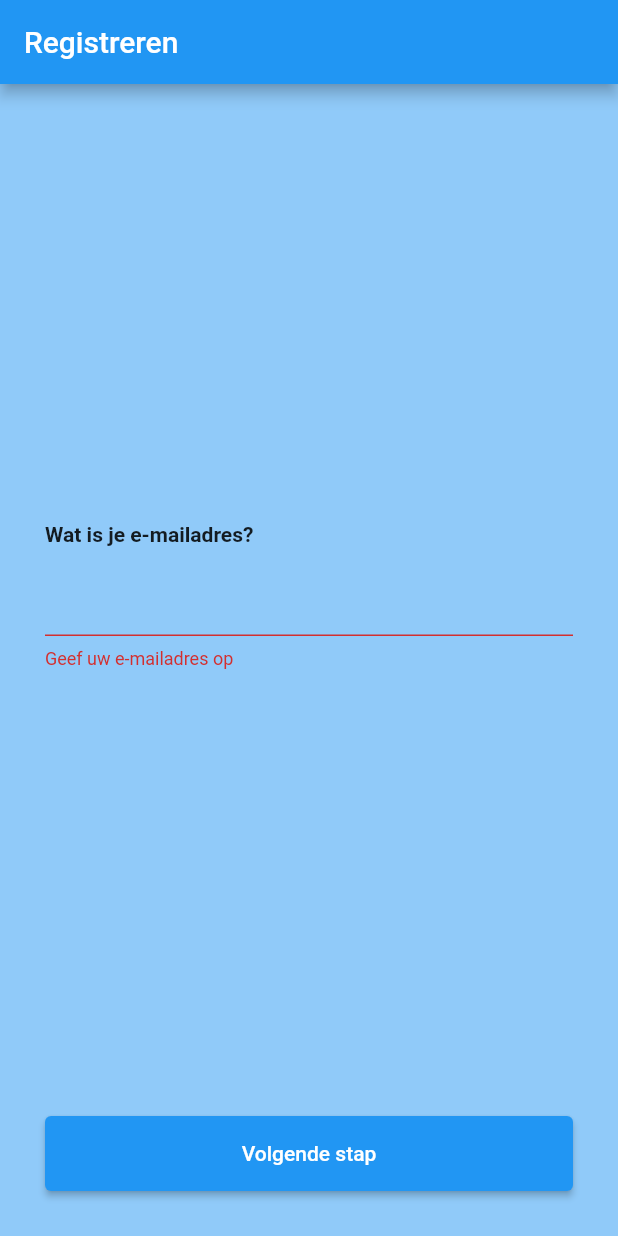
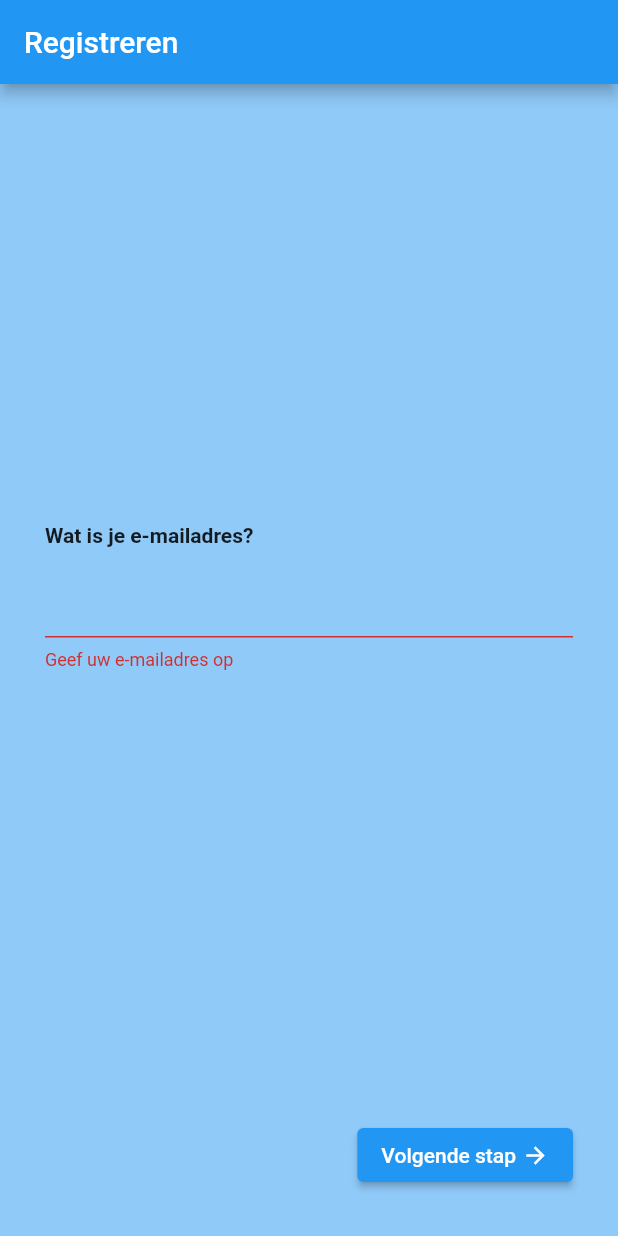
Before and after one commit to Iconica-Development/flutter_registration, a Flutter app: the screen it shows after launch, after a tap on "Volgende stap", on a phone screen of 412 x 824 dp. Run offline on Flutter 3.47's test engine with Material 2 defaults, Android fonts, the light colour scheme and no system bars.

Commit message:
refactor: go to previous step + email validation fix

```diff
--- a/lib/src/auth_screen.dart
+++ b/lib/src/auth_screen.dart
@@ -1,6 +1,5 @@
 import 'dart:collection';
 import 'package:flutter/material.dart';
-import 'package:flutter_registration/src/model/auth_action.dart';
 import 'package:flutter_registration/src/model/auth_field.dart';
 import 'package:flutter_registration/src/model/auth_step.dart';
 
@@ -10,7 +9,6 @@
     required this.steps,
     required this.submitBtnTitle,
     required this.onFinish,
-    this.actions,
     super.key,
   }) : assert(steps.length > 0, 'At least one step is required');
 
@@ -18,15 +16,16 @@
   final Function(HashMap<String, String>) onFinish;
   final List<AuthStep> steps;
   final String submitBtnTitle;
-  final List<AuthAction>? actions;
 
   @override
   State<AuthScreen> createState() => _AuthScreenState();
 }
 
 class _AuthScreenState extends State<AuthScreen> {
-  int _index = 0;
   final _formKey = GlobalKey<FormState>();
+  final _pageController = PageController();
+  final _animationDuration = const Duration(milliseconds: 300);
+  final _animationCurve = Curves.ease;
 
   @override
   Widget build(BuildContext context) {
@@ -37,7 +36,12 @@
       ),
       body: Form(
         key: _formKey,
-        child: Column(
+        child: PageView(
+          physics: const NeverScrollableScrollPhysics(),
+          controller: _pageController,
+          children: <Widget>[
+            for (AuthStep step in widget.steps)
+              Column(
                 mainAxisAlignment: MainAxisAlignment.spaceBetween,
                 children: [
                   const Spacer(),
@@ -48,9 +52,7 @@
                     ),
                     child: Column(
                       children: [
-                  Column(
-                    children: [
-                      for (AuthField field in widget.steps[_index].fields)
+                        for (AuthField field in step.fields)
                           Column(
                             crossAxisAlignment: CrossAxisAlignment.start,
                             children: [
@@ -70,28 +72,42 @@
                             ],
                           )
                       ],
-                  )
-                ],
                     ),
                   ),
                   const Spacer(),
                   Padding(
                     padding: const EdgeInsets.all(30.0),
-              child: Column(
+                    child: Row(
+                      mainAxisAlignment: widget.steps.first != step
+                          ? MainAxisAlignment.spaceBetween
+                          : MainAxisAlignment.end,
                       children: [
+                        if (widget.steps.first != step)
                           ElevatedButton(
-                    style: ElevatedButton.styleFrom(
-                      minimumSize: const Size.fromHeight(50),
+                            onPressed: () => _pageController.previousPage(
+                              duration: _animationDuration,
+                              curve: _animationCurve,
                             ),
+                            child: Row(
+                              children: [
+                                const Icon(
+                                  Icons.arrow_back,
+                                  size: 18,
+                                ),
+                                const Padding(
+                                  padding: EdgeInsets.only(left: 4.0),
+                                  child: Text('Vorige stap'),
+                                ),
+                              ],
+                            ),
+                          ),
+                        ElevatedButton(
                           onPressed: () {
                             if (!_formKey.currentState!.validate()) {
                               return;
                             }
-                      if (widget.steps.length > _index + 1) {
-                        setState(() {
-                          _index++;
-                        });
-                      } else {
+
+                            if (widget.steps.last == step) {
                               var values = HashMap<String, String>();
 
                               for (var step in widget.steps) {
@@ -101,27 +117,38 @@
                               }
 
                               widget.onFinish(values);
+                              return;
                             }
+
+                            _pageController.nextPage(
+                              duration: _animationDuration,
+                              curve: _animationCurve,
+                            );
                           },
-                    child: Text(
-                      widget.steps.length > _index + 1
-                          ? 'Volgende stap'
-                          : widget.submitBtnTitle,
+                          child: Row(
+                            children: [
+                              Text(
+                                widget.steps.last == step
+                                    ? widget.submitBtnTitle
+                                    : 'Volgende stap',
+                              ),
+                              const Padding(
+                                padding: EdgeInsets.only(left: 4.0),
+                                child: Icon(
+                                  Icons.arrow_forward,
+                                  size: 18,
                                 ),
                               ),
-                  for (AuthAction action in widget.actions ?? [])
-                    TextButton(
-                      style: ElevatedButton.styleFrom(
-                        minimumSize: const Size.fromHeight(40),
+                            ],
                           ),
-                      onPressed: action.onPress,
-                      child: Text(action.title),
                         ),
                       ],
                     ),
                   )
                 ],
               ),
+          ],
+        ),
       ),
     );
   }
--- a/lib/src/registration_screen.dart
+++ b/lib/src/registration_screen.dart
@@ -55,11 +55,11 @@
                 (email) => (email == null || email.isEmpty)
                     ? 'Geef uw e-mailadres op'
                     : null,
-                (email) => RegExp(
-                      r'^.+@[a-zA-Z]+\.{1}[a-zA-Z]+(\.{0,1}[a-zA-Z]+)$',
-                    ).hasMatch(email!)
-                        ? 'Geef een geldig e-mailadres op'
-                        : null,
+                (email) =>
+                    RegExp(r"^[a-zA-Z0-9.a-zA-Z0-9.!#$%&'*+-/=?^_`{|}~]+@[a-zA-Z0-9]+\.[a-zA-Z]+")
+                            .hasMatch(email!)
+                        ? null
+                        : 'Geef een geldig e-mailadres op',
               ],
             )
           ],
```
Lines whose indentation alone changed are shown as unchanged.
